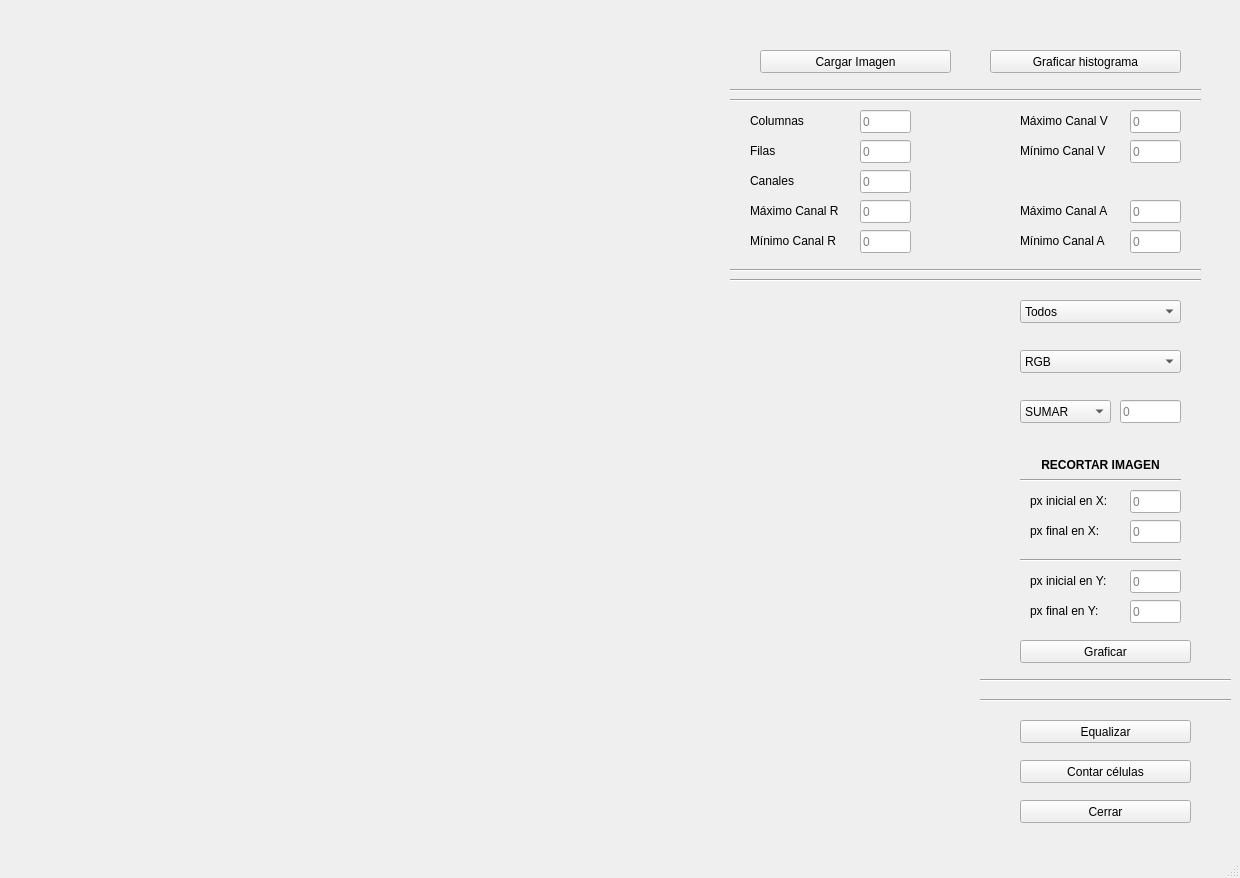
Above: Ventanappal.ui from imEag/Cell-Count-With-Image-Vision before the change. Below: the same form after it.
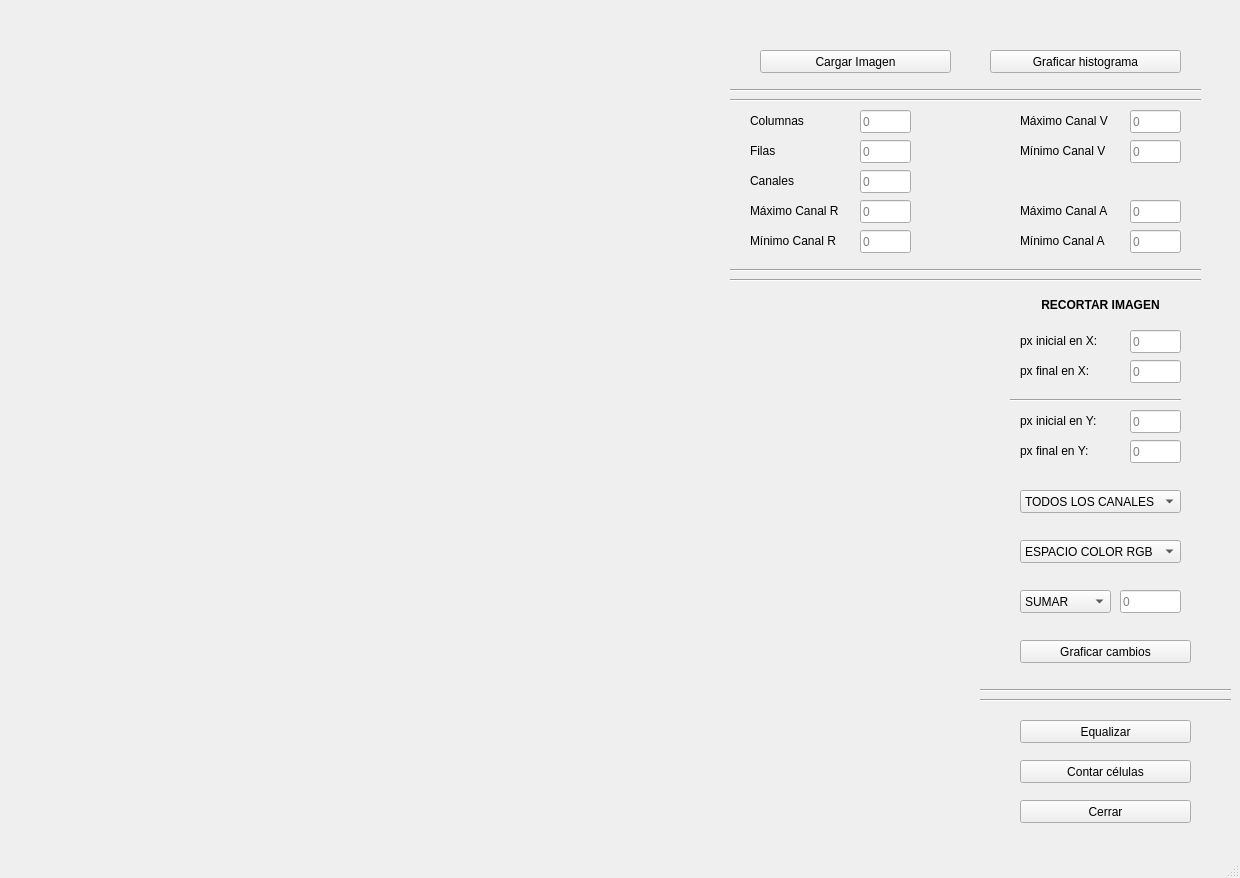
That is the form after the change.

Commit message: se ACTUALIZÓ la ventana principal con todas las opciones

```diff
--- a/Ventanappal.ui
+++ b/Ventanappal.ui
@@ -112,14 +112,14 @@
     <property name="geometry">
      <rect>
       <x>1020</x>
-      <y>300</y>
+      <y>490</y>
       <width>161</width>
       <height>23</height>
      </rect>
     </property>
     <item>
      <property name="text">
-      <string>Todos</string>
+      <string>TODOS LOS CANALES</string>
      </property>
     </item>
     <item>
@@ -142,14 +142,14 @@
     <property name="geometry">
      <rect>
       <x>1020</x>
-      <y>350</y>
+      <y>540</y>
       <width>161</width>
       <height>23</height>
      </rect>
     </property>
     <item>
      <property name="text">
-      <string>RGB</string>
+      <string>ESPACIO COLOR RGB </string>
      </property>
     </item>
     <item>
@@ -186,9 +186,9 @@
    <widget class="QLabel" name="label">
     <property name="geometry">
      <rect>
-      <x>1020</x>
-      <y>450</y>
-      <width>161</width>
+      <x>1010</x>
+      <y>290</y>
+      <width>181</width>
       <height>31</height>
      </rect>
     </property>
@@ -200,7 +200,7 @@
     <property name="geometry">
      <rect>
       <x>1130</x>
-      <y>490</y>
+      <y>330</y>
       <width>51</width>
       <height>23</height>
      </rect>
@@ -212,8 +212,8 @@
    <widget class="QLabel" name="label_2">
     <property name="geometry">
      <rect>
-      <x>1030</x>
-      <y>490</y>
+      <x>1020</x>
+      <y>330</y>
       <width>101</width>
       <height>21</height>
      </rect>
@@ -225,8 +225,8 @@
    <widget class="QLabel" name="label_3">
     <property name="geometry">
      <rect>
-      <x>1030</x>
-      <y>520</y>
+      <x>1020</x>
+      <y>360</y>
       <width>101</width>
       <height>21</height>
      </rect>
@@ -239,7 +239,7 @@
     <property name="geometry">
      <rect>
       <x>1130</x>
-      <y>520</y>
+      <y>360</y>
       <width>51</width>
       <height>23</height>
      </rect>
@@ -251,9 +251,9 @@
    <widget class="Line" name="line">
     <property name="geometry">
      <rect>
-      <x>1020</x>
-      <y>550</y>
-      <width>161</width>
+      <x>1010</x>
+      <y>390</y>
+      <width>171</width>
       <height>20</height>
      </rect>
     </property>
@@ -264,8 +264,8 @@
    <widget class="Line" name="line_2">
     <property name="geometry">
      <rect>
-      <x>1020</x>
-      <y>470</y>
+      <x>890</x>
+      <y>270</y>
       <width>161</width>
       <height>20</height>
      </rect>
@@ -277,8 +277,8 @@
    <widget class="QLabel" name="label_4">
     <property name="geometry">
      <rect>
-      <x>1030</x>
-      <y>570</y>
+      <x>1020</x>
+      <y>410</y>
       <width>101</width>
       <height>21</height>
      </rect>
@@ -291,7 +291,7 @@
     <property name="geometry">
      <rect>
       <x>1130</x>
-      <y>600</y>
+      <y>440</y>
       <width>51</width>
       <height>23</height>
      </rect>
@@ -303,8 +303,8 @@
    <widget class="QLabel" name="label_5">
     <property name="geometry">
      <rect>
-      <x>1030</x>
-      <y>600</y>
+      <x>1020</x>
+      <y>440</y>
       <width>101</width>
       <height>21</height>
      </rect>
@@ -317,7 +317,7 @@
     <property name="geometry">
      <rect>
       <x>1130</x>
-      <y>570</y>
+      <y>410</y>
       <width>51</width>
       <height>23</height>
      </rect>
@@ -336,14 +336,14 @@
      </rect>
     </property>
     <property name="text">
-     <string>Graficar</string>
+     <string>Graficar cambios</string>
     </property>
    </widget>
    <widget class="QComboBox" name="comboBox">
     <property name="geometry">
      <rect>
       <x>1020</x>
-      <y>400</y>
+      <y>590</y>
       <width>91</width>
       <height>23</height>
      </rect>
@@ -373,7 +373,7 @@
     <property name="geometry">
      <rect>
       <x>1120</x>
-      <y>400</y>
+      <y>590</y>
       <width>61</width>
       <height>23</height>
      </rect>
@@ -660,7 +660,7 @@
     <property name="geometry">
      <rect>
       <x>980</x>
-      <y>670</y>
+      <y>680</y>
       <width>251</width>
       <height>20</height>
      </rect>
```
Left out of the diff: 8 changed lines with no effect on the pictures.
